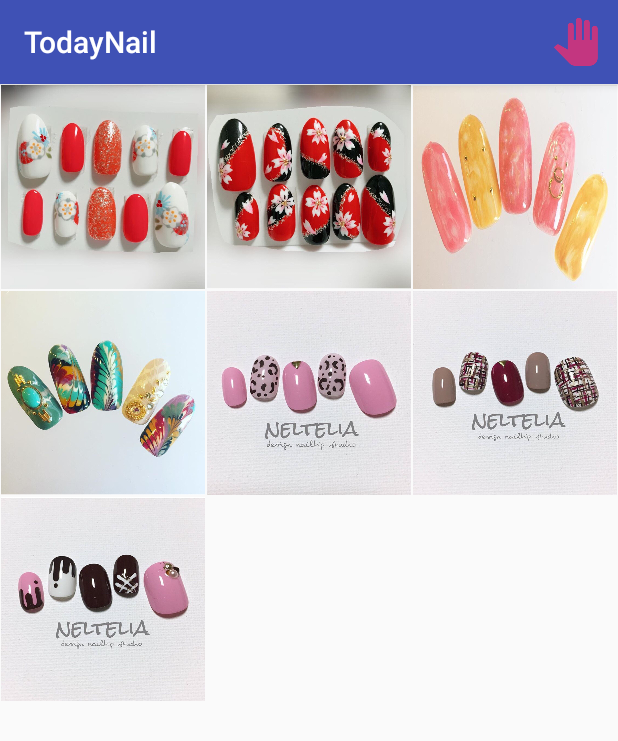
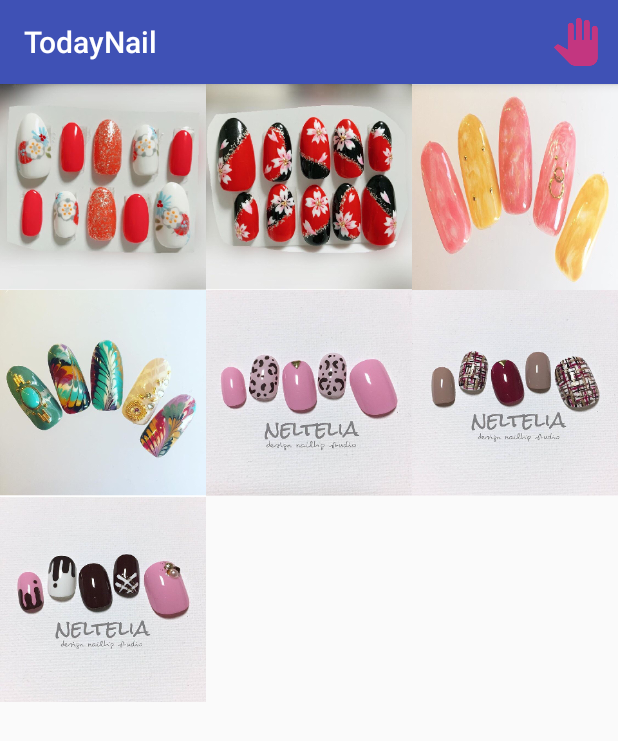
Before and after one commit to cbpprinter/TodayNail, an Android app: the screen it shows after launch (HomeActivity), on a phone screen of 412 x 824 dp. Shown: the top 741 px of the screen. Run offline under Robolectric (Android 15) with nearby library versions, the phone set to English and light mode, and no system bars.

Commit message:
네일 이미지 그리드뷰

```diff
--- a/app/src/main/AndroidManifest.xml
+++ b/app/src/main/AndroidManifest.xml
@@ -27,6 +27,10 @@
         <activity android:name=".MainActivity">
 
         </activity>
+        <activity
+            android:name=".tab1.ImageActivity"
+            android:label="Selected Image">
+        </activity>
 
     </application>
 
--- a/app/src/main/java/com/tt/todaynail/HomeActivity.java
+++ b/app/src/main/java/com/tt/todaynail/HomeActivity.java
@@ -1,32 +1,24 @@
 package com.tt.todaynail;
 
-import android.content.Context;
 import android.content.Intent;
+import android.os.Bundle;
 import android.support.v7.app.AppCompatActivity;
-import android.os.Bundle;
-import android.util.DisplayMetrics;
 import android.view.Menu;
 import android.view.MenuItem;
-import android.view.View;
-import android.view.ViewGroup;
-import android.widget.AdapterView;
-import android.widget.BaseAdapter;
 import android.widget.GridView;
-import android.widget.ImageView;
 import android.widget.TabHost;
-import android.widget.Toast;
+
+import com.tt.todaynail.tab1.ImageGridAdapter;
 
 public class HomeActivity extends AppCompatActivity {
 
     private TabHost tabHost;
 
-    private Integer[] mThumbIds = { R.drawable.view01,
+    private int[] mThumbIds = new int[] { R.drawable.view01,
             R.drawable.view02, R.drawable.view03,
             R.drawable.view04, R.drawable.view05,
             R.drawable.view06, R.drawable.view07
     };
-
-    DisplayMetrics mMetrics;
 
     @Override
     protected void onCreate(Bundle savedInstanceState) {
@@ -39,12 +31,10 @@ public class HomeActivity extends AppCompatActivity {
         TabHost.TabSpec tab1 = tabHost.newTabSpec("tab1");
         tab1.setContent(R.id.tab1);
         tab1.setIndicator(getString(R.string.tab1));
-        GridView gridview = (GridView) findViewById(R.id.gridView1);
-        gridview.setAdapter(new ImageAdapter(this));
-        gridview.setOnItemClickListener(gridviewOnItemClickListener);
 
-        mMetrics = new DisplayMetrics();
-        getWindowManager().getDefaultDisplay().getMetrics(mMetrics);
+        GridView gridViewImages = (GridView)findViewById(R.id.gridView1);
+        ImageGridAdapter imageGridAdapter = new ImageGridAdapter(this, mThumbIds);
+        gridViewImages.setAdapter(imageGridAdapter);
 
         TabHost.TabSpec tab2 = tabHost.newTabSpec("tab2");
         tab2.setContent(R.id.tab2);
@@ -58,55 +48,7 @@ public class HomeActivity extends AppCompatActivity {
         tabHost.addTab(tab2);
         tabHost.addTab(tab3);
     }
-    private GridView.OnItemClickListener gridviewOnItemClickListener
-            = new GridView.OnItemClickListener() {
 
-        public void onItemClick(AdapterView<?> arg0, View arg1, int arg2,
-                                long arg3) {
-
-            Toast.makeText(HomeActivity.this,
-                    arg0.getAdapter().getItem(arg2).toString(),
-                    Toast.LENGTH_LONG).show();
-        }
-    };
-
-    public class ImageAdapter extends BaseAdapter {
-        private Context mContext;
-
-        public ImageAdapter(Context c) {
-            mContext = c;
-        }
-
-        public int getCount() {
-            return mThumbIds.length;
-        }
-
-        public Object getItem(int position) {
-            return mThumbIds[position];
-        }
-
-        public long getItemId(int position) {
-            return position;
-        }
-
-        // create a new ImageView for each item referenced by the Adapter
-        public View getView(int position, View convertView, ViewGroup parent) {
-
-            int rowWidth = (mMetrics.widthPixels) / 3;
-
-            ImageView imageView;
-            if (convertView == null) {
-                imageView = new ImageView(mContext);
-                imageView.setLayoutParams(new GridView.LayoutParams(rowWidth,rowWidth));
-                imageView.setScaleType(ImageView.ScaleType.FIT_XY);
-                imageView.setPadding(1, 1, 1, 1);
-            } else {
-                imageView = (ImageView) convertView;
-            }
-            imageView.setImageResource(mThumbIds[position]);
-            return imageView;
-        }
-    }
 
     @Override
     public boolean onCreateOptionsMenu(Menu menu) {
--- /dev/null
+++ b/app/src/main/java/com/tt/todaynail/tab1/ImageClickListener.java
@@ -0,0 +1,29 @@
+package com.tt.todaynail.tab1;
+
+import android.content.Context;
+import android.content.Intent;
+import android.view.View;
+
+/**
+ * Created by dahye on 2017-05-25.
+ */
+
+public class ImageClickListener implements View.OnClickListener {
+
+    Context context;
+
+
+    int mThumbIds;
+
+    public ImageClickListener(Context context, int mThumbIds) {
+        this.context = context;
+        this.mThumbIds = mThumbIds;
+    }
+
+    public void onClick(View v) {
+
+        Intent intent = new Intent(context, ImageActivity.class);
+        intent.putExtra("mThumbIds", mThumbIds);
+        context.startActivity(intent);
+    }
+}
--- /dev/null
+++ b/app/src/main/java/com/tt/todaynail/tab1/ImageGridAdapter.java
@@ -0,0 +1,65 @@
+package com.tt.todaynail.tab1;
+
+import android.content.Context;
+import android.graphics.Bitmap;
+import android.graphics.BitmapFactory;
+import android.view.View;
+import android.view.ViewGroup;
+import android.widget.BaseAdapter;
+import android.widget.ImageView;
+
+/**
+ * Created by dahye on 2017-05-25.
+ */
+
+public class ImageGridAdapter extends BaseAdapter {
+
+    Context context = null;
+
+
+    int[] mThumbIds = null;
+
+    public ImageGridAdapter(Context context, int[] mThumbIds) {
+        this.context = context;
+        this.mThumbIds = mThumbIds;
+    }
+
+    public int getCount() {
+        return (null != mThumbIds) ? mThumbIds.length : 0;
+    }
+
+
+    public Object getItem(int position) {
+        return (null != mThumbIds) ? mThumbIds[position] : 0;
+    }
+
+
+    public long getItemId(int position) {
+        return position;
+    }
+
+
+    public View getView(int position, View convertView, ViewGroup parent) {
+        ImageView imageView = null;
+
+        if (null != convertView)
+            imageView = (ImageView) convertView;
+        else {
+
+            Bitmap bmp
+                    = BitmapFactory.decodeResource(context.getResources(), mThumbIds[position]);
+            bmp = Bitmap.createScaledBitmap(bmp, 320, 320, false);
+
+            imageView = new ImageView(context);
+            imageView.setAdjustViewBounds(true);
+            imageView.setImageBitmap(bmp);
+
+
+            ImageClickListener imageViewClickListener
+                    = new ImageClickListener(context, mThumbIds[position]);
+            imageView.setOnClickListener(imageViewClickListener);
+        }
+
+        return imageView;
+    }
+}
```
Also changed, not shown: app/src/main/java/com/tt/todaynail/tab1/ImageActivity.java (added, +31 -0 lines), app/src/main/res/layout/nail_image.xml (added, +14 -0 lines).
